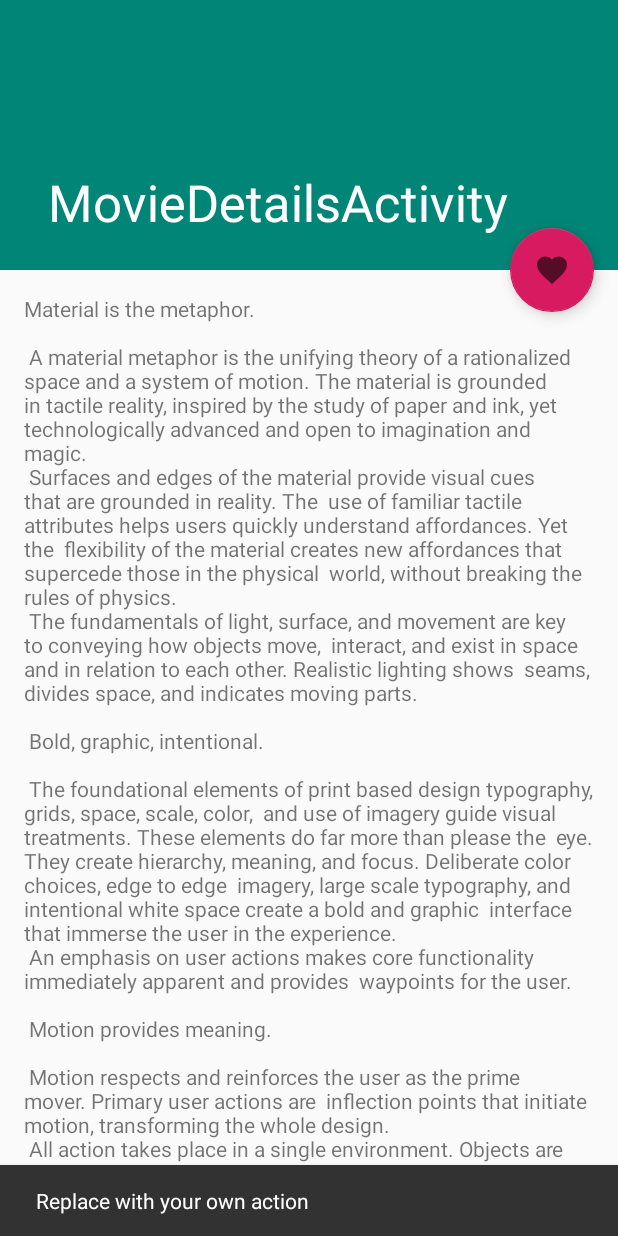
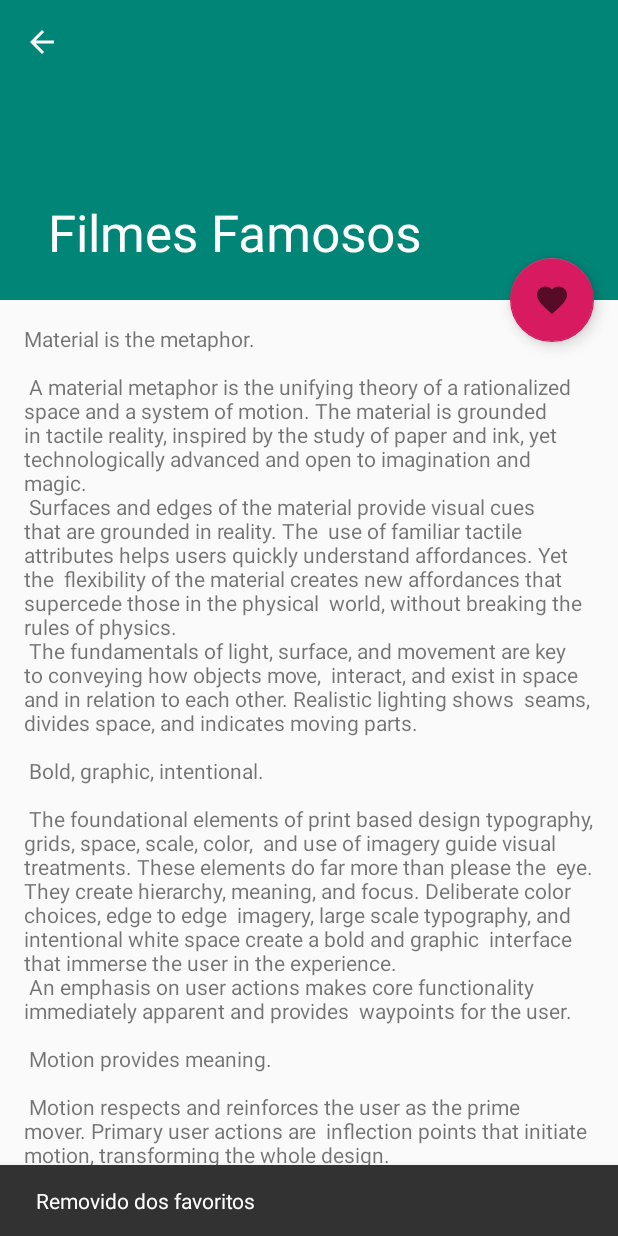
Before and after one commit to sixmachine/filmesfamosos, an Android app: the MovieDetailsActivity screen opened directly, with no data from a screen before it, after a tap on an icon or button, on a phone screen of 412 x 824 dp. Run offline under Robolectric (Android 15) with nearby library versions, the phone set to English and light mode, and no system bars; our stand-ins replace Picasso; pictures from the network do not load; 5 statements that could not run were skipped.

Commit message:
Implementação do botão de adicionar favoritos

```diff
--- a/app/src/main/java/br/com/arthursena/filmesfamosos/activity/MovieDetailsActivity.java
+++ b/app/src/main/java/br/com/arthursena/filmesfamosos/activity/MovieDetailsActivity.java
@@ -1,28 +1,66 @@
 package br.com.arthursena.filmesfamosos.activity;
 
+import android.content.ContentValues;
+import android.database.Cursor;
 import android.os.Bundle;
+import android.support.design.widget.CollapsingToolbarLayout;
 import android.support.design.widget.FloatingActionButton;
 import android.support.design.widget.Snackbar;
 import android.support.v7.app.AppCompatActivity;
 import android.support.v7.widget.Toolbar;
 import android.view.View;
+import android.widget.ImageView;
+
+import com.squareup.picasso.Picasso;
 
 import br.com.arthursena.filmesfamosos.R;
+import br.com.arthursena.filmesfamosos.database.MovieContract;
+import br.com.arthursena.filmesfamosos.model.MovieDb;
 
 public class MovieDetailsActivity extends AppCompatActivity {
+
+    private ImageView imageView;
+    private CollapsingToolbarLayout collapsingToolbarLayout;
 
     @Override
     protected void onCreate(Bundle savedInstanceState) {
         super.onCreate(savedInstanceState);
         setContentView(R.layout.activity_movie_details);
-        Toolbar toolbar = (Toolbar) findViewById(R.id.toolbar);
+        Toolbar toolbar = findViewById(R.id.toolbar);
         setSupportActionBar(toolbar);
 
-        FloatingActionButton fab = (FloatingActionButton) findViewById(R.id.fab);
+        getSupportActionBar().setDisplayHomeAsUpEnabled(true);
+
+        final MovieDb filme = getIntent().getExtras().getParcelable("filme");
+
+        imageView = findViewById(R.id.movieDetailCover);
+
+        collapsingToolbarLayout = findViewById(R.id.toolbar_layout);
+
+        Picasso.with(MovieDetailsActivity.this).load(String.format("https://image.tmdb.org/t/p/w500%s", filme.getPoster_path())).into(imageView);
+
+        toolbar.setTitle(filme.getTitle());
+
+        final FloatingActionButton fab = (FloatingActionButton) findViewById(R.id.fab);
         fab.setOnClickListener(new View.OnClickListener() {
             @Override
             public void onClick(View view) {
-                Snackbar.make(view, "Replace with your own action", Snackbar.LENGTH_LONG)
+
+                String mensagem;
+
+                Cursor cursor = getContentResolver().query(MovieContract.MovieEntry.CONTENT_URI, null, "movies_id=?", new String[]{Integer.toString(filme.getId())}, null);
+                if(cursor != null && cursor.getCount() == 0){
+                    ContentValues cv = new ContentValues();
+                    cv.put(MovieContract.MovieEntry.MOVIE_ID,filme.getId());
+                    cv.put(MovieContract.MovieEntry.MOVIE_TITLE,filme.getTitle());
+                    getContentResolver().insert(MovieContract.MovieEntry.CONTENT_URI,cv);
+                    mensagem = "Adicionado aos favoritos";
+                }
+                else {
+                    getContentResolver().delete(MovieContract.MovieEntry.CONTENT_URI.buildUpon().appendPath(Integer.toString(filme.getId())).build(),null,null);
+                    mensagem = "Removido dos favoritos";
+                }
+                Snackbar.make(view, mensagem, Snackbar.LENGTH_LONG)
                         .setAction("Action", null).show();
             }
         });
--- a/app/src/main/java/br/com/arthursena/filmesfamosos/database/MovieContentProvider.java
+++ b/app/src/main/java/br/com/arthursena/filmesfamosos/database/MovieContentProvider.java
@@ -102,7 +102,7 @@ public class MovieContentProvider extends ContentProvider {
         switch (match) {
             case MOVIE_WITH_ID:
                 String id = uri.getPathSegments().get(1);
-                movieDeleted = db.delete(TABLE_NAME, "_id=?", new String[]{id});
+                movieDeleted = db.delete(TABLE_NAME, "movies_id=?", new String[]{id});
                 break;
             default:
                 throw new UnsupportedOperationException("Unknown uri: " + uri);
--- a/app/src/main/res/layout/activity_movie_details.xml
+++ b/app/src/main/res/layout/activity_movie_details.xml
@@ -23,6 +23,15 @@
             app:layout_scrollFlags="scroll|exitUntilCollapsed"
             app:toolbarId="@+id/toolbar">
 
+            <ImageView
+                android:id="@+id/movieDetailCover"
+                android:layout_width="match_parent"
+                android:layout_height="match_parent"
+                android:scaleType="centerCrop"
+                android:fitsSystemWindows="true"
+                app:layout_collapseMode="parallax"
+                />
+
             <android.support.v7.widget.Toolbar
                 android:id="@+id/toolbar"
                 android:layout_width="match_parent"
--- a/app/src/main/res/values/dimens.xml
+++ b/app/src/main/res/values/dimens.xml
@@ -6,7 +6,7 @@
     <dimen name="card_elevation">3dp</dimen>
     <dimen name="card_margin">4dp</dimen>
     <dimen name="detail_margin">8dp</dimen>
-    <dimen name="app_bar_height">180dp</dimen>
+    <dimen name="app_bar_height">200dp</dimen>
     <dimen name="fab_margin">16dp</dimen>
     <dimen name="text_margin">16dp</dimen>
 </resources>
```
Also changed, not shown: app/src/main/AndroidManifest.xml (+6 -1 lines), app/src/main/java/br/com/arthursena/filmesfamosos/activity/MainActivity.java (+4 -4 lines).
